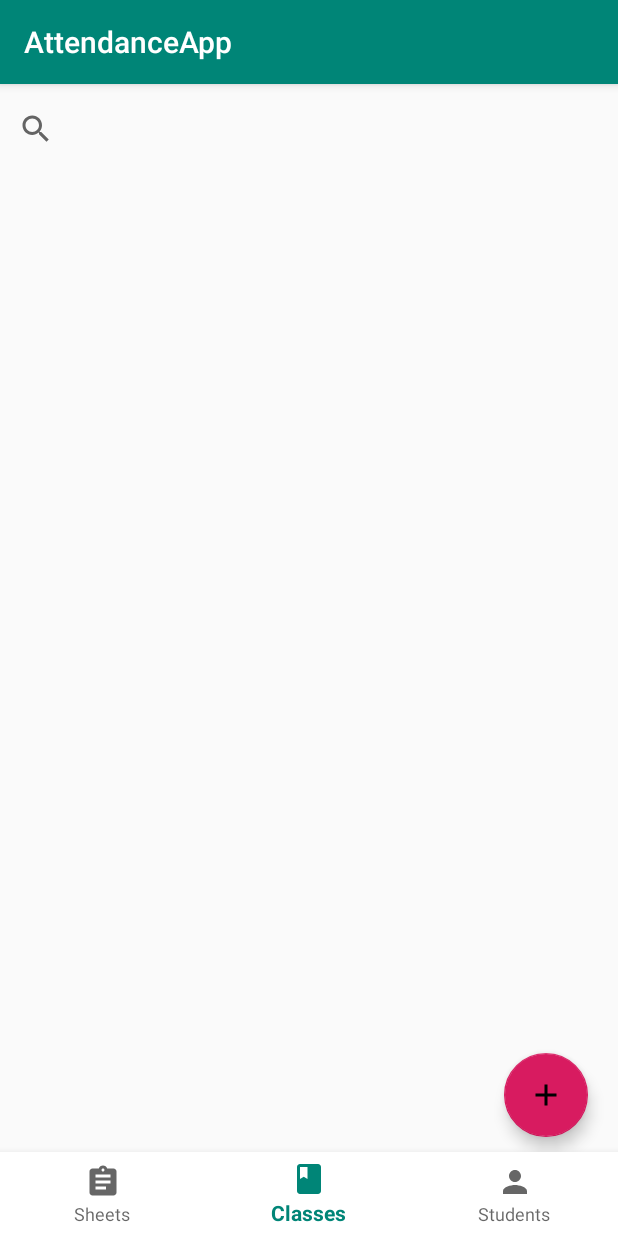
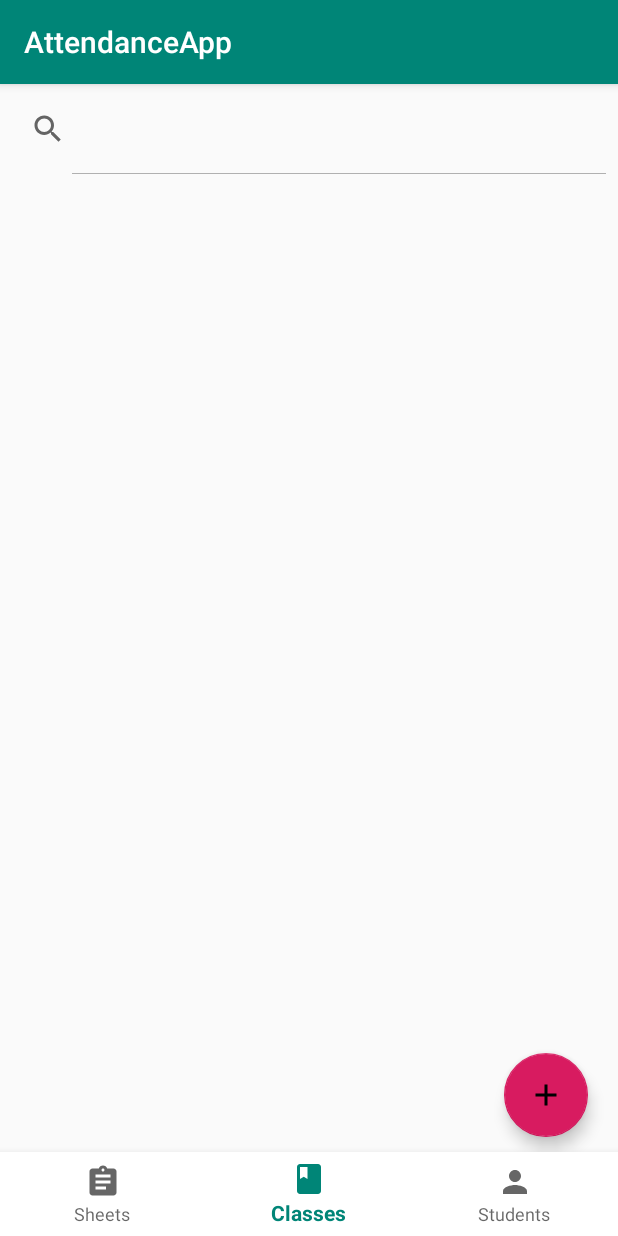
Before and after one commit to lharrison1313/NFC_Attendance_App, an Android app: the screen it shows after launch (MainActivity), item 2 of the bottom bar chosen, on a phone screen of 412 x 824 dp. Run offline under Robolectric (Android 15) with nearby library versions, the phone set to English and light mode, and no system bars.

Commit message:
added a few more things

```diff
--- a/app/src/main/res/layout/fragment_classes.xml
+++ b/app/src/main/res/layout/fragment_classes.xml
@@ -21,6 +21,7 @@
         android:layout_width="match_parent"
         android:layout_height="60dp"
         android:id="@+id/classSearch"
+        android:iconifiedByDefault="false"
         />
 
     <ListView
--- a/app/src/main/res/layout/fragment_students.xml
+++ b/app/src/main/res/layout/fragment_students.xml
@@ -10,6 +10,7 @@
         android:layout_width="match_parent"
         android:layout_height="60dp"
         android:hint="Search Students"
+        android:iconifiedByDefault="false"
         />
 
     <ListView
```
Also changed, not shown: app/src/main/res/layout/create_class_dialog.xml (+7 -6 lines).
